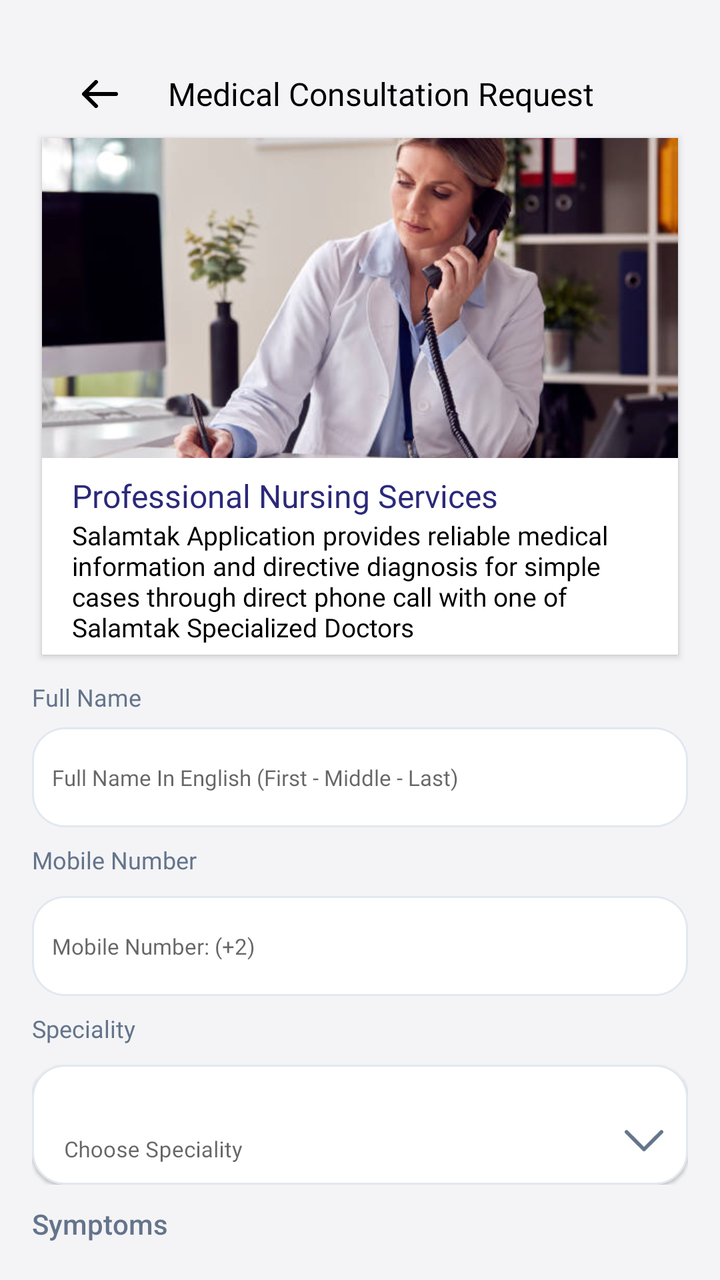
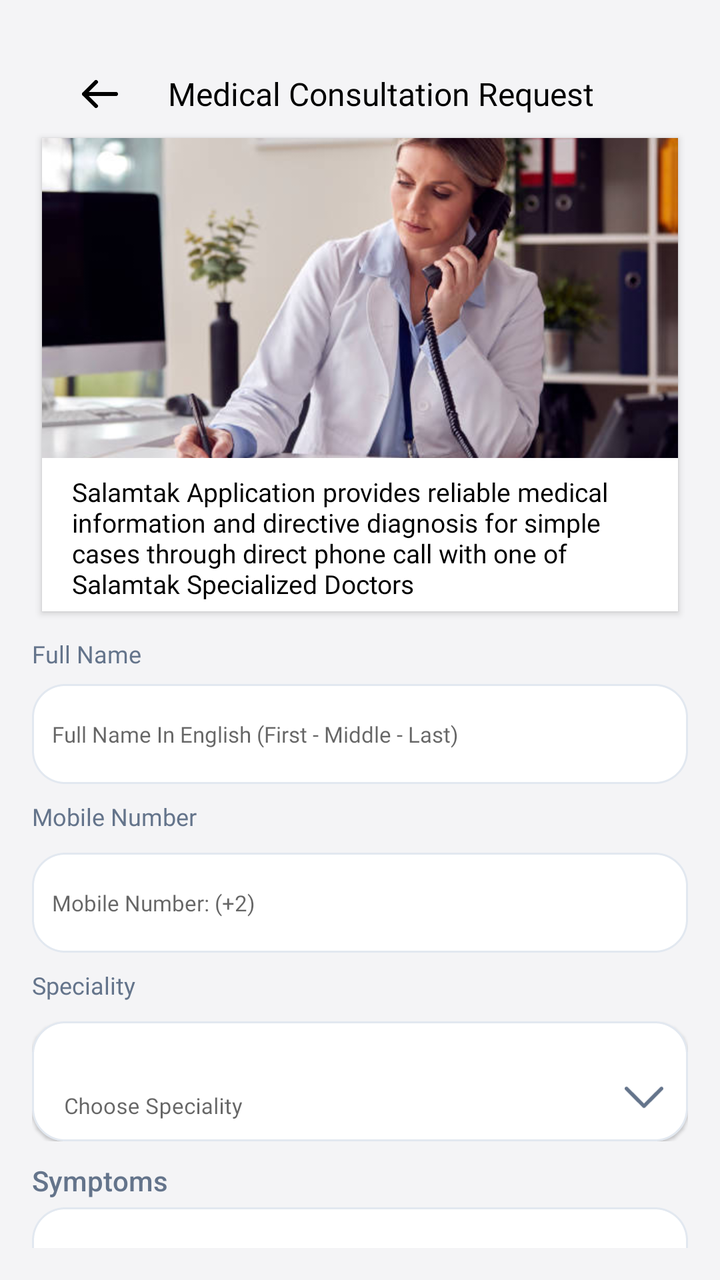

Screens rendered from an Android XML layout before and after an edit, with the pre-edit source and the edit as a unified diff.
<!-- AndroidManifest.xml: application theme Theme.NewDesign -->
<!-- res/layout/medical_consultantfragment.xml -->
<?xml version="1.0" encoding="utf-8"?>
<androidx.core.widget.NestedScrollView
        xmlns:android="http://schemas.android.com/apk/res/android"
        android:layout_width="match_parent"
        android:layout_height="match_parent"
        android:scrollbars="none"
        android:background="#F4F4F6"
        xmlns:app="http://schemas.android.com/apk/res-auto"
        android:padding="16dp">

    <LinearLayout
            android:layout_width="match_parent"
            android:layout_height="wrap_content"
            android:orientation="vertical">

        <androidx.constraintlayout.widget.ConstraintLayout
                android:layout_width="match_parent"
                android:layout_height="wrap_content"
                >
            <com.google.android.material.imageview.ShapeableImageView
                    android:id="@+id/iv_arrow"
                    android:layout_width="wrap_content"
                    android:layout_height="wrap_content"
                    android:layout_marginStart="15dp"
                    android:adjustViewBounds="true"
                    android:padding="10dp"
                    android:src="@drawable/ic_arrowleft"
                    app:layout_constraintBottom_toBottomOf="@+id/tv_Filter"
                    app:layout_constraintStart_toStartOf="parent"
                    app:layout_constraintTop_toTopOf="@+id/tv_Filter" />

            <androidx.appcompat.widget.AppCompatTextView
                    android:id="@+id/tv_Filter"
                    android:layout_width="wrap_content"
                    android:layout_height="wrap_content"
                    android:layout_marginStart="15dp"
                    android:layout_marginTop="20dp"
                    android:fontFamily="@font/avenirltstd_black"
                    android:text="Medical Consultation Request"
                    android:textColor="@color/black"
                    android:textSize="16sp"
                    app:layout_constraintStart_toEndOf="@+id/iv_arrow"
                    app:layout_constraintTop_toTopOf="parent" />
        </androidx.constraintlayout.widget.ConstraintLayout>


        <androidx.cardview.widget.CardView
                android:layout_width="match_parent"
                android:layout_height="wrap_content"
                android:layout_margin="5dp"
                app:cardBackgroundColor="#FFFFFF"
                app:cardCornerRadius="@dimen/_15sdp">
            <androidx.constraintlayout.widget.ConstraintLayout
                    android:layout_width="match_parent"
                    android:layout_height="wrap_content">

                <ImageView
                        android:id="@+id/nursing_image"
                        android:layout_width="match_parent"
                        android:layout_height="160dp"
                        android:scaleType="centerCrop"
                        app:layout_constraintTop_toTopOf="parent"
                        android:src="@drawable/medical_consultation_ic"
                        />
                <TextView
                        android:id="@+id/nursing_Title"
                        android:layout_width="wrap_content"
                        android:layout_height="wrap_content"
                        android:fontFamily="@font/inter_bold"
                        android:layout_marginStart="15dp"
                        android:textColor="@color/blue"
                        app:layout_constraintStart_toStartOf="parent"
                        app:layout_constraintTop_toBottomOf="@+id/nursing_image"
                        android:text="Professional Nursing Services"
                        android:textSize="16sp"
                        android:paddingTop="8dp"/>
                <TextView
                        android:id="@+id/nursing_Desc"
                        android:layout_width="0dp"
                        android:layout_height="wrap_content"
                        android:fontFamily="@font/avenirltstd_roman"
                        android:layout_marginStart="15dp"
                        android:layout_marginEnd="15dp"
                        android:layout_marginBottom="5dp"
                        android:textColor="@color/black"
                        app:layout_constraintStart_toStartOf="parent"
                        app:layout_constraintEnd_toEndOf="parent"
                        app:layout_constraintBottom_toBottomOf="parent"
                        app:layout_constraintTop_toBottomOf="@+id/nursing_Title"
                        android:text="Salamtak Application provides reliable medical information and directive diagnosis for simple cases through direct phone call with one of Salamtak Specialized Doctors"
                        android:textSize="13sp"
                        />

            </androidx.constraintlayout.widget.ConstraintLayout>
        </androidx.cardview.widget.CardView>
        <TextView
                android:layout_width="wrap_content"
                android:layout_height="wrap_content"
                android:text="@string/full_name"
                android:fontFamily="@font/inter_semibold"
                android:textColor="@color/color_64748B"
                android:textSize="12sp"
                android:paddingTop="8dp"/>

        <EditText
                android:id="@+id/etPatientName"
                android:layout_width="match_parent"
                android:layout_height="50dp"
                android:layout_marginTop="7dp"
                android:fontFamily="@font/inter_regular"
                android:textSize="11sp"
                android:paddingStart="10dp"
                android:background="@drawable/bg_edittext_box"
                android:hint="@string/full_name_in_english_first_middle_last"
                android:inputType="text"/>

        
        <TextView
                android:layout_width="wrap_content"
                android:layout_height="wrap_content"
                android:text="Mobile Number"
                android:fontFamily="@font/inter_semibold"
                android:textColor="@color/color_64748B"
                android:textSize="12sp"
                android:paddingTop="8dp"/>

        <EditText
                android:id="@+id/etMobileNumber"
                android:layout_width="match_parent"
                android:layout_height="50dp"
                android:layout_marginTop="10dp"
                android:fontFamily="@font/inter_regular"
                android:textSize="11sp"
                android:paddingStart="10dp"
                android:background="@drawable/bg_edittext_box"
                android:hint="Mobile Number: (+2)"
                android:inputType="phone"/>

        
        <TextView
                android:layout_width="wrap_content"
                android:layout_height="wrap_content"
                android:text="@string/specialization"
                android:fontFamily="@font/inter_semibold"
                android:textColor="@color/color_64748B"
                android:textSize="12sp"
                android:paddingTop="8dp"/>
        <androidx.constraintlayout.widget.ConstraintLayout
                android:id="@+id/layout_Location_Details"
                android:layout_width="match_parent"
                android:layout_height="wrap_content"
                android:layout_marginTop="10dp"
                android:visibility="visible"
                >

            <androidx.appcompat.widget.AppCompatButton
                    android:id="@+id/btn_layout_Choose_City"
                    android:layout_width="0dp"
                    android:layout_height="0dp"
                    android:background="@android:color/transparent"
                    app:layout_constraintEnd_toEndOf="@+id/layout_Choose_City"
                    app:layout_constraintStart_toStartOf="@+id/layout_Choose_City"
                    app:layout_constraintTop_toTopOf="@+id/layout_Choose_City"
                    app:layout_constraintBottom_toBottomOf="@+id/layout_Choose_City" />

            <androidx.constraintlayout.widget.ConstraintLayout
                    android:id="@+id/layout_Choose_City"
                    android:layout_width="0dp"
                    android:layout_height="wrap_content"
                    android:background="@drawable/bg_edittext_box"
                    android:elevation="1dp"
                    app:layout_constraintEnd_toEndOf="parent"
                    app:layout_constraintStart_toStartOf="parent"
                    app:layout_constraintTop_toTopOf="parent">

                <androidx.appcompat.widget.AppCompatImageView
                        android:id="@+id/iv_arrowdownChoose_City"
                        android:layout_width="20dp"
                        android:layout_height="20dp"
                        android:layout_gravity="center_horizontal"
                        android:layout_marginEnd="12dp"
                        android:layout_marginBottom="12dp"
                        android:gravity="start"
                        android:src="@drawable/ic_arrowdwon"
                        android:tint="@color/color_64748B"
                        app:layout_constraintBottom_toBottomOf="parent"
                        app:layout_constraintEnd_toEndOf="parent" />

                <com.google.android.material.textfield.TextInputLayout
                        android:id="@+id/textinput_Choose_City"
                        style="@style/Widget.MaterialComponents.TextInputLayout.OutlinedBox"
                        android:layout_width="match_parent"
                        android:layout_height="55dp"
                        android:layout_marginEnd="25dp"
                        android:layout_marginBottom="5dp"
                        android:hint="@string/choose_specialization"
                        android:paddingTop="4dp"
                        app:boxBackgroundColor="@color/white"
                        app:boxBackgroundMode="none"
                        app:layout_constraintBottom_toBottomOf="parent"
                        app:layout_constraintEnd_toEndOf="parent"
                        app:layout_constraintStart_toStartOf="parent"
                        app:layout_constraintTop_toTopOf="parent">

                    <com.google.android.material.textfield.TextInputEditText
                            android:id="@+id/et_Choose_City"
                            android:layout_width="match_parent"
                            android:layout_height="55dp"
                            android:layout_gravity="center_horizontal"
                            android:fontFamily="@font/avenirltstd_roman"
                            android:inputType="text"
                            android:enabled="false"
                            android:textColor="@color/color_64748B"
                            android:textSize="11sp" />

                </com.google.android.material.textfield.TextInputLayout>

            </androidx.constraintlayout.widget.ConstraintLayout>
            <androidx.appcompat.widget.AppCompatTextView
                    android:id="@+id/tv_cityError"
                    android:layout_width="wrap_content"
                    android:layout_height="20dp"
                    android:layout_marginTop="5dp"
                    android:layout_marginBottom="5dp"
                    android:layout_marginStart="15dp"
                    android:fontFamily="@font/avenirltstd_roman"
                    android:gravity="center"
                    android:padding="1dp"
                    android:text="55555"
                    android:textColor="@color/red"
                    android:textSize="12sp"
                    android:visibility="gone"
                    app:layout_constraintStart_toStartOf="parent"
                    app:layout_constraintTop_toBottomOf="@+id/layout_Choose_City" />

        </androidx.constraintlayout.widget.ConstraintLayout>

        

        <TextView
                android:id="@+id/text_symptoms"
                android:layout_width="wrap_content"
                android:layout_height="wrap_content"
                android:text="Symptoms"
                android:layout_marginTop="10dp"
                android:textColor="@color/color_64748B"
                android:fontFamily="sans-serif-medium"
                />

        <com.google.android.material.textfield.TextInputLayout
                android:id="@+id/symptoms_text"
                style="@style/Widget.MaterialComponents.TextInputLayout.OutlinedBox"
                android:layout_width="match_parent"
                android:layout_height="wrap_content"
                app:layout_constraintTop_toBottomOf="@id/text_symptoms"
                android:layout_marginTop="4dp"
                app:hintEnabled="false">

            <com.google.android.material.textfield.TextInputEditText
                    android:id="@+id/symptoms"
                    android:layout_width="match_parent"
                    android:layout_height="wrap_content"
                    android:hint="Describe your Symptoms..."
                    android:minLines="4"
                    android:gravity="start"
                    android:background="@drawable/bg_edittext_box"/>

        </com.google.android.material.textfield.TextInputLayout>

        

        <TextView
                android:id="@+id/text_Ask_ques"
                android:layout_width="wrap_content"
                android:layout_height="wrap_content"
                android:text="Ask a Question"
                android:textColor="@color/color_64748B"
                android:fontFamily="sans-serif-medium"
                app:layout_constraintTop_toBottomOf="@id/symptoms_text"
                app:layout_constraintStart_toStartOf="@id/symptoms_text"
                android:layout_marginTop="8dp"/>

        <com.google.android.material.textfield.TextInputLayout
                android:id="@+id/ask_text"
                style="@style/Widget.MaterialComponents.TextInputLayout.OutlinedBox"
                android:layout_width="match_parent"
                android:layout_height="wrap_content"
                app:layout_constraintTop_toBottomOf="@id/text_Ask_ques"
                android:layout_marginTop="4dp"
                app:hintEnabled="false">

            <com.google.android.material.textfield.TextInputEditText
                    android:id="@+id/ask"
                    android:layout_width="match_parent"
                    android:layout_height="wrap_content"
                    android:hint="Describe your question..."
                    android:minLines="4"
                    android:gravity="start"
                    android:background="@drawable/bg_edittext_box"/>

        </com.google.android.material.textfield.TextInputLayout>

        
        <androidx.constraintlayout.widget.ConstraintLayout
                android:id="@+id/layout"
                android:layout_width="match_parent"
                android:layout_height="wrap_content"
                app:layout_constraintEnd_toEndOf="parent"
                app:layout_constraintStart_toStartOf="parent"
                app:layout_constraintBottom_toBottomOf="parent"
                app:layout_constraintTop_toBottomOf="@+id/all_layout"
                app:layout_constraintWidth_percent=".95"
                android:padding="8dp"
                >
            <androidx.appcompat.widget.AppCompatButton
                    android:id="@+id/btn_send"
                    android:layout_width="0dp"
                    android:layout_height="wrap_content"
                    android:background="@drawable/bg_chooselang_button"
                    android:fontFamily="@font/avenirltstd_black"
                    android:padding="5dp"
                    android:text="@string/send"
                    android:textAllCaps="false"
                    android:textColor="@color/white"
                    android:textSize="14sp"
                    app:layout_constraintEnd_toEndOf="parent"
                    app:layout_constraintStart_toStartOf="parent"
                    app:layout_constraintTop_toTopOf="parent"

                    />
        </androidx.constraintlayout.widget.ConstraintLayout>
    </LinearLayout>
</androidx.core.widget.NestedScrollView>
<!-- resources referenced by this layout -->
<resources>
  <color name="black">#FF000000</color>
  <color name="blue">#2B2979</color>
  <color name="color_64748B">#64748B</color>
  <color name="red">#F60707</color>
  <color name="white">#FFFFFFFF</color>
  <!-- drawable bg_chooselang_button (drawable) -->
  <?xml version="1.0" encoding="utf-8"?>
  <shape xmlns:android="http://schemas.android.com/apk/res/android"
      android:shape="rectangle"
      >
  
      <corners android:radius="8dp"/>
      <solid android:color="@color/blue"/>
  
  
  </shape>
  <!-- drawable bg_edittext_box (drawable) -->
  <?xml version="1.0" encoding="utf-8"?>
  <shape xmlns:android="http://schemas.android.com/apk/res/android"
      android:shape="rectangle"
      >
  
      <solid android:color="@color/white"/>
      <corners android:radius="16dp"/>
      <stroke android:color="#E2E8F0" android:width="1dp" android:dashWidth="1dp"/>
  
  </shape>
  <!-- drawable ic_arrowdwon (drawable) -->
  <vector xmlns:android="http://schemas.android.com/apk/res/android"
      android:width="16dp"
      android:height="10dp"
      android:viewportWidth="16"
      android:viewportHeight="10">
    <path
        android:pathData="M0.47,0.97C0.736,0.703 1.153,0.679 1.446,0.897L1.53,0.97L8,7.439L14.47,0.97C14.736,0.703 15.153,0.679 15.446,0.897L15.53,0.97C15.797,1.236 15.821,1.653 15.603,1.946L15.53,2.03L8.53,9.03C8.264,9.297 7.847,9.321 7.554,9.103L7.47,9.03L0.47,2.03C0.177,1.737 0.177,1.263 0.47,0.97Z"
        android:fillColor="#00D2CB"/>
  </vector>
  <!-- drawable ic_arrowleft (drawable) -->
  <vector android:autoMirrored="true" android:height="14dp"
      android:viewportHeight="14" android:viewportWidth="18"
      android:width="18dp" xmlns:android="http://schemas.android.com/apk/res/android">
      <path android:fillColor="#00000000"
          android:pathData="M17,7H1M1,7L7,13M1,7L7,1"
          android:strokeColor="#000000" android:strokeLineCap="round"
          android:strokeLineJoin="round" android:strokeWidth="2"/>
  </vector>
  <!-- drawable medical_consultation_ic: jpeg bitmap (drawable, 31840 bytes) -->
  <string name="choose_specialization">Choose Speciality</string>
  <string name="full_name">Full Name</string>
  <string name="full_name_in_english_first_middle_last">Full Name In English (First - Middle - Last)</string>
  <string name="send">Send</string>
  <string name="specialization">Speciality</string>
  <style name="Theme.NewDesign" parent="Theme.MaterialComponents.Light.NoActionBar">
          
          <item name="colorPrimary">@color/purple_500</item>
          <item name="colorPrimaryVariant">@color/purple_700</item>
          <item name="colorOnPrimary">@color/white</item>
          
          <item name="colorSecondary">#0639BA</item>
          <item name="colorSecondaryVariant">@color/teal_700</item>
          <item name="colorOnSecondary">@color/black</item>
          
          <item name="android:statusBarColor">@color/purple_700</item>
          <item name="android:windowLightStatusBar">false</item>
          <item name="android:windowDrawsSystemBarBackgrounds">true</item>
          
      </style>
  <color name="purple_500">#AEB3BE</color>
  <color name="purple_700">#FF3700B3</color>
  <color name="teal_700">#FF018786</color>
</resources>

<!-- the commit's change to res/layout/medical_consultantfragment.xml (unified diff, before → after) -->
@@ -63,18 +63,6 @@
                         android:src="@drawable/medical_consultation_ic"
                         />
                 <TextView
-                        android:id="@+id/nursing_Title"
-                        android:layout_width="wrap_content"
-                        android:layout_height="wrap_content"
-                        android:fontFamily="@font/inter_bold"
-                        android:layout_marginStart="15dp"
-                        android:textColor="@color/blue"
-                        app:layout_constraintStart_toStartOf="parent"
-                        app:layout_constraintTop_toBottomOf="@+id/nursing_image"
-                        android:text="Professional Nursing Services"
-                        android:textSize="16sp"
-                        android:paddingTop="8dp"/>
-                <TextView
                         android:id="@+id/nursing_Desc"
                         android:layout_width="0dp"
                         android:layout_height="wrap_content"
@@ -82,11 +70,12 @@
                         android:layout_marginStart="15dp"
                         android:layout_marginEnd="15dp"
                         android:layout_marginBottom="5dp"
+                        android:layout_marginTop="8dp"
                         android:textColor="@color/black"
                         app:layout_constraintStart_toStartOf="parent"
                         app:layout_constraintEnd_toEndOf="parent"
                         app:layout_constraintBottom_toBottomOf="parent"
-                        app:layout_constraintTop_toBottomOf="@+id/nursing_Title"
+                        app:layout_constraintTop_toBottomOf="@+id/nursing_image"
                         android:text="Salamtak Application provides reliable medical information and directive diagnosis for simple cases through direct phone call with one of Salamtak Specialized Doctors"
                         android:textSize="13sp"
                         />
